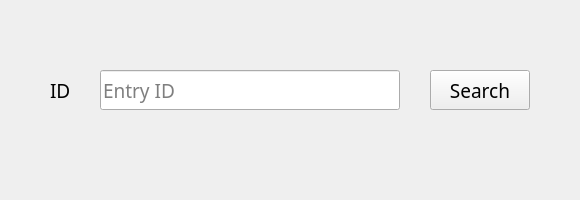
Above: UI/SearchEditEntryPartLoop.ui from Tenesh/PartLoop before the change. Below: the same form after it.
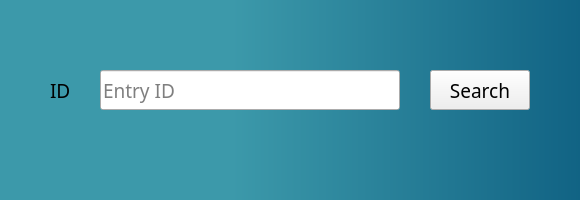
That is the form after the change.

```diff
--- a/UI/SearchEditEntryPartLoop.ui
+++ b/UI/SearchEditEntryPartLoop.ui
@@ -25,6 +25,12 @@
   <property name="windowTitle">
    <string>Search Entry</string>
   </property>
+  <property name="styleSheet">
+   <string notr="true">#DialogActionSearchEdit{
+	background-color: qlineargradient(spread:pad, x1:0, y1:0, x2:1, y2:0, stop:0.4 rgba(60, 153, 170, 255), stop:1 rgba(17, 99, 132, 255));
+}
+</string>
+  </property>
   <widget class="QLabel" name="labelSearchEditId">
    <property name="geometry">
     <rect>
```
Left out of the diff: 3 changed lines with no effect on the pictures.
